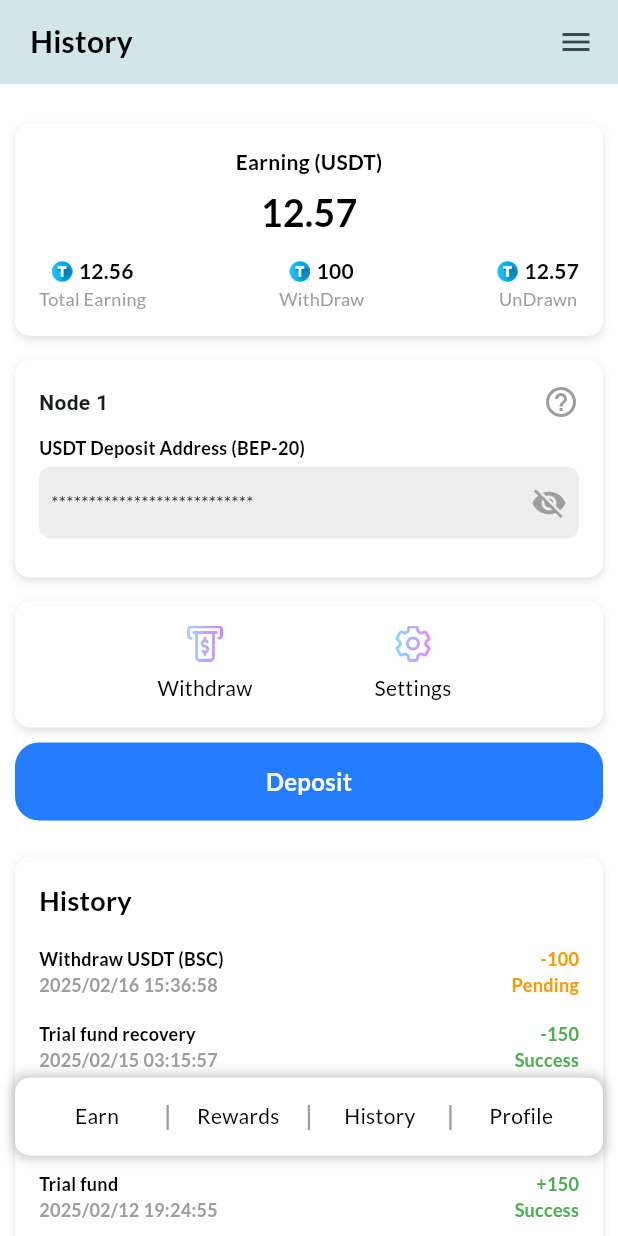
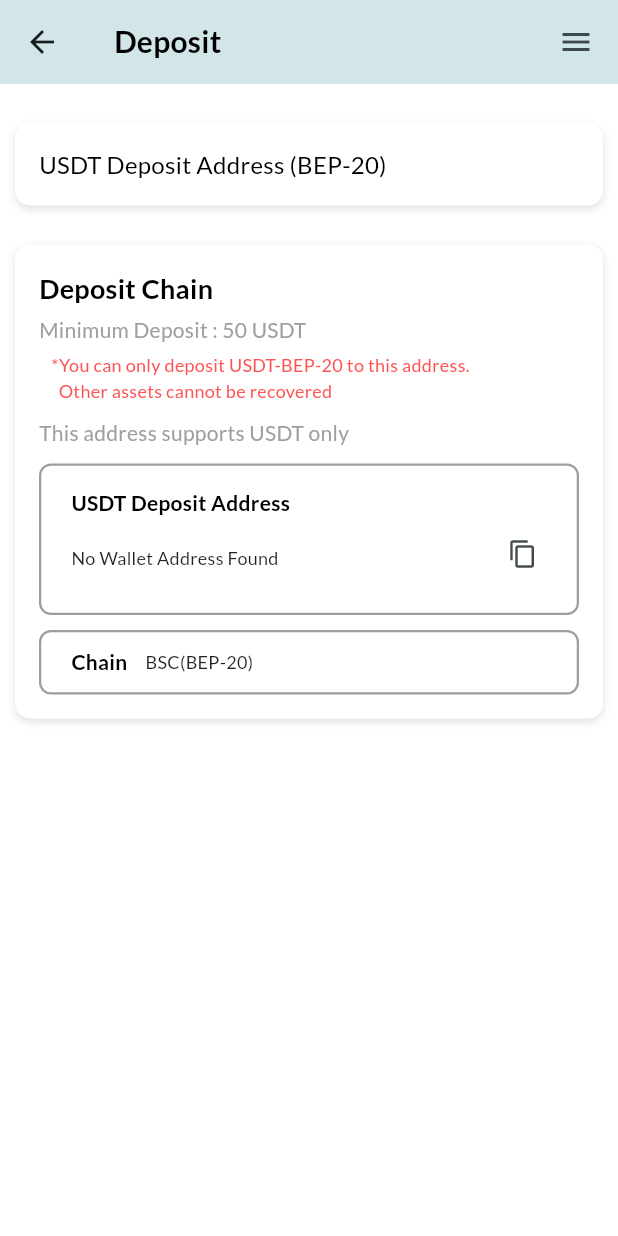
Before and after one commit to Sukhmeetsingh306/NFT_Trading, a Flutter app: the screen it shows after launch, scrolled down 439 dp, after a tap on "History", after a tap on "Deposit", on a phone screen of 412 x 824 dp. Run offline on Flutter 3.47's test engine with Material 3 defaults, Android fonts, the phone set to English and light mode, and no system bars; our stand-ins replace google_fonts, intl_phone_field, shared_preferences; missing offline and left inert: random_avatar.

Commit message:
created the deposit screen

```diff
--- a/frontend/lib/screens/account/dashboard_account.dart
+++ b/frontend/lib/screens/account/dashboard_account.dart
@@ -324,7 +324,7 @@ class _DashboardAccountState extends State<DashboardAccount> {
                                     'assets/icons/details.png',
                                     'Details               ',
                                     onTap: () {
-                                      materialRouteNavigator(
+                                      materialRouteNavigatorRep(
                                         context,
                                         const HistoryScreen(),
                                       );
--- /dev/null
+++ b/frontend/lib/screens/deposit_screen.dart
@@ -0,0 +1,230 @@
+import 'package:flutter/material.dart';
+import 'package:flutter/services.dart';
+import 'package:frontend/core/background_core.dart';
+import 'package:frontend/screens/history_screen.dart';
+import 'package:frontend/utils/code/appbar_code.dart';
+import 'package:frontend/utils/space_utils.dart';
+import 'package:frontend/utils/text_utils.dart';
+import 'package:shared_preferences/shared_preferences.dart';
+
+class DepositScreen extends StatefulWidget {
+  const DepositScreen({super.key});
+
+  @override
+  State<DepositScreen> createState() => _DepositScreenState();
+}
+
+class _DepositScreenState extends State<DepositScreen> {
+  bool _isSnackbarVisible = false;
+
+  String walletAddress = "Fetching...";
+
+  @override
+  void initState() {
+    super.initState();
+    _loadWalletAddress();
+  }
+
+  Future<void> _loadWalletAddress() async {
+    final pref = await SharedPreferences.getInstance();
+    String? savedAddress = pref.getString('walletAddress');
+
+    print("Retrieved Wallet Address: $savedAddress"); // Debugging
+
+    if (mounted) {
+      setState(() {
+        walletAddress = savedAddress ?? "No Wallet Address Found";
+      });
+    }
+  }
+
+  void _copyToClipboard(BuildContext context) {
+    if (_isSnackbarVisible) return;
+
+    Clipboard.setData(ClipboardData(text: walletAddress));
+
+    setState(() {
+      _isSnackbarVisible = true;
+    });
+
+    ScaffoldMessenger.of(context)
+        .showSnackBar(
+          SnackBar(
+            content: Text('Address copied to clipboard'),
+            duration: Duration(seconds: 1),
+            behavior: SnackBarBehavior.floating,
+          ),
+        )
+        .closed
+        .then((_) {
+      setState(() {
+        _isSnackbarVisible = false;
+      });
+    });
+  }
+
+  @override
+  Widget build(BuildContext context) {
+    return Scaffold(
+      appBar: appBarCode('Deposit'),
+      endDrawer: endDrawer(context),
+      body: Background(
+        child: SafeArea(
+          child: SingleChildScrollView(
+            child: Padding(
+              padding: const EdgeInsets.all(10.0),
+              child: Column(
+                children: [
+                  containerWhite(
+                    Row(
+                      children: [
+                        googleText(
+                          "USDT Deposit Address (BEP-20)",
+                          fontSize: 16,
+                          fontWeight: FontWeight.normal,
+                        ),
+                      ],
+                    ),
+                  ),
+                  sizedBoxH10(),
+                  containerWhite(
+                    Column(
+                      crossAxisAlignment: CrossAxisAlignment.start,
+                      children: [
+                        googleText('Deposit Chain', fontSize: 18),
+                        sizedBoxH5(),
+                        googleText(
+                          'Minimum Deposit : 50 USDT',
+                          fontSize: 14,
+                          fontWeight: FontWeight.normal,
+                          color: Colors.grey,
+                        ),
+                        sizedBoxH5(),
+                        Padding(
+                          padding: const EdgeInsets.symmetric(horizontal: 8.0),
+                          child: googleText(
+                            '*You can only deposit USDT-BEP-20 to this address.\n  Other assets cannot be recovered',
+                            fontSize: 12,
+                            fontWeight: FontWeight.w400,
+                            color: Colors.redAccent,
+                          ),
+                        ),
+                        sizedBoxH10(),
+                        googleText(
+                          'This address supports USDT only',
+                          fontSize: 14,
+                          fontWeight: FontWeight.w400,
+                          color: Colors.grey,
+                        ),
+                        sizedBoxH10(),
+                        Container(
+                          padding: EdgeInsets.symmetric(
+                              horizontal: 12, vertical: 10),
+                          decoration: BoxDecoration(
+                            border: Border.all(color: Colors.grey, width: 1.5),
+                            borderRadius: BorderRadius.circular(8),
+                            color: Colors.white,
+                          ),
+                          child: Column(
+                            crossAxisAlignment: CrossAxisAlignment.start,
+                            children: [
+                              Padding(
+                                padding: const EdgeInsets.only(
+                                  top: 5.0,
+                                  left: 8,
+                                  right: 8,
+                                  bottom: 0,
+                                ),
+                                child: googleText(
+                                  'USDT Deposit Address',
+                                  fontSize: 14,
+                                  fontWeight: FontWeight.w600,
+                                ),
+                              ),
+                              Row(
+                                mainAxisAlignment:
+                                    MainAxisAlignment.spaceBetween,
+                                children: [
+                                  Flexible(
+                                    fit: FlexFit.loose,
+                                    child: Padding(
+                                      padding: EdgeInsets.only(
+                                        top: 0,
+                                        left: 8,
+                                        right:
+                                            MediaQuery.of(context).size.width *
+                                                .09,
+                                        bottom: 0,
+                                      ),
+                                      child: googleText(
+                                        walletAddress,
+                                        fontSize: 12,
+                                        fontWeight: FontWeight.w500,
+                                        color: Colors.black87,
+                                      ),
+                                    ),
+                                  ),
+                                  Column(
+                                    children: [
+                                      IconButton(
+                                        icon: Icon(
+                                          Icons.copy,
+                                          size: 20,
+                                        ),
+                                        onPressed: () =>
+                                            _copyToClipboard(context),
+                                      ),
+                                      sizedBoxH5(),
+                                    ],
+                                  ),
+                                ],
+                              ),
+                            ],
+                          ),
+                        ),
+                        sizedBoxH10(),
+                        Container(
+                          padding: EdgeInsets.symmetric(
+                              horizontal: 12, vertical: 10),
+                          decoration: BoxDecoration(
+                            border: Border.all(color: Colors.grey, width: 1.5),
+                            borderRadius: BorderRadius.circular(8),
+                            color: Colors.white,
+                          ),
+                          child: Padding(
+                            padding: const EdgeInsets.only(
+                              top: 0.0,
+                              left: 8,
+                              right: 8,
+                              bottom: 0,
+                            ),
+                            child: Row(
+                              children: [
+                                googleText(
+                                  'Chain',
+                                  fontSize: 14,
+                                  fontWeight: FontWeight.w600,
+                                ),
+                                SizedBox(width: 12),
+                                googleText(
+                                  'BSC(BEP-20)',
+                                  fontSize: 12,
+                                  fontWeight: FontWeight.w500,
+                                  color: Colors.black87,
+                                ),
+                              ],
+                            ),
+                          ),
+                        ),
+                      ],
+                    ),
+                  ),
+                ],
+              ),
+            ),
+          ),
+        ),
+      ),
+    );
+  }
+}
--- a/frontend/lib/screens/history_screen.dart
+++ b/frontend/lib/screens/history_screen.dart
@@ -9,6 +9,7 @@ import '../utils/code/floating_code.dart';
 import '../utils/navigation_utils.dart';
 import '../utils/text_utils.dart';
 import 'account/dashboard_account.dart';
+import 'deposit_screen.dart';
 
 class HistoryScreen extends StatefulWidget {
   const HistoryScreen({super.key});
@@ -147,7 +148,14 @@ class _HistoryScreenState extends State<HistoryScreen> {
                         ),
                       ),
                       sizedBoxH10(),
-                      AppTextButton(buttonText: 'Deposit', onPressed: () {}),
+                      AppTextButton(
+                          buttonText: 'Deposit',
+                          onPressed: () {
+                            materialRouteNavigator(
+                              context,
+                              const DepositScreen(),
+                            );
+                          }),
                       sizedBoxH8(),
                       containerWhite(_buildHistorySection()),
                       SizedBox(
```
